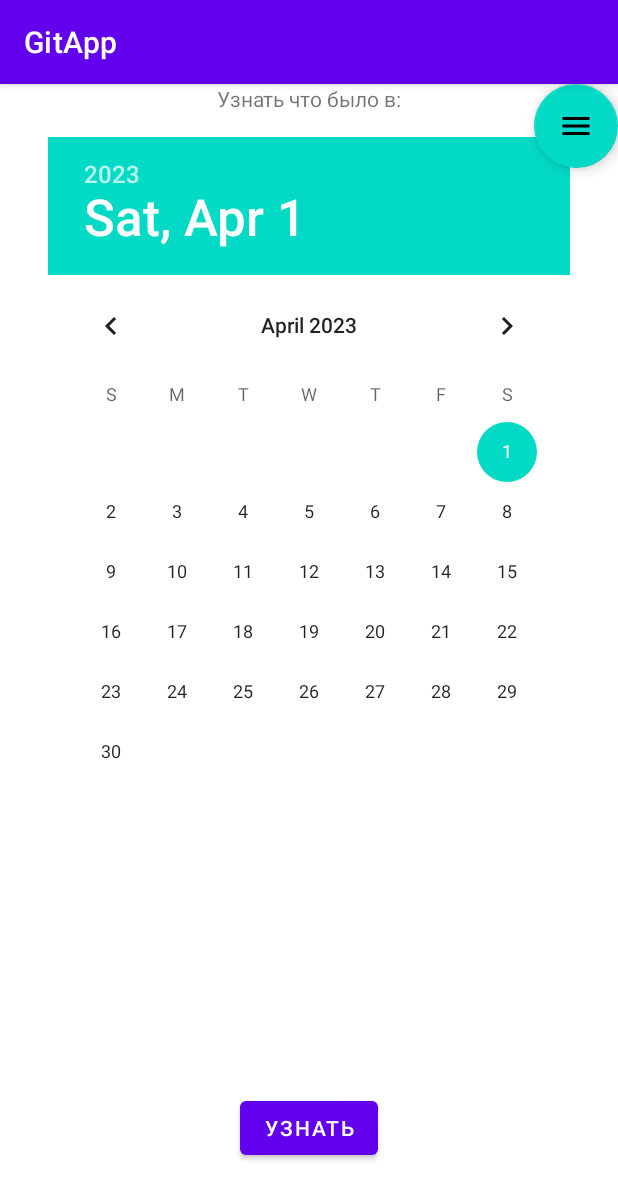
After one commit to girogevoro/GitApp, an Android app: the fragment DiscoveryFragment shown on its own in the app's theme, on a phone screen of 412 x 824 dp. The commit adds this screen. Shown: the top 1199 px of the screen. Run offline under Robolectric (Android 15) with nearby library versions, the phone set to English and light mode, and no system bars.

Commit message:
create MainActivity

```diff
--- a/app/src/main/AndroidManifest.xml
+++ b/app/src/main/AndroidManifest.xml
@@ -4,6 +4,7 @@
     package="com.girogevoro.gitapp">
 
     <application
+        android:name="com.girogevoro.App"
         android:allowBackup="true"
         android:dataExtractionRules="@xml/data_extraction_rules"
         android:fullBackupContent="@xml/backup_rules"
@@ -14,7 +15,7 @@
         android:theme="@style/Theme.GitApp"
         tools:targetApi="31">
         <activity
-            android:name=".ui.users.MainActivity"
+            android:name="com.gitapp.ui.main.MainActivity"
             android:exported="true">
             <intent-filter>
                 <action android:name="android.intent.action.MAIN" />
--- a/app/src/main/java/com/gitapp/App.kt
+++ b/app/src/main/java/com/gitapp/App.kt
@@ -1,12 +1,15 @@
 package com.girogevoro
 
 import android.app.Application
+import com.gitapp.di.DaggerAppComponent
+
 
 class App : Application() {
     companion object{
         lateinit var instance: App
     }
 
+    val appComponent = DaggerAppComponent.builder().build()
     override fun onCreate() {
         super.onCreate()
         instance = this
--- /dev/null
+++ b/app/src/main/java/com/gitapp/ui/BackButtonListener.kt
@@ -0,0 +1,5 @@
+package com.gitapp.ui
+
+interface BackButtonListener {
+    fun backPressed(): Boolean
+}
--- /dev/null
+++ b/app/src/main/java/com/gitapp/ui/discovery/DiscoveryFragment.kt
@@ -0,0 +1,31 @@
+package com.gitapp.ui.discovery
+
+import android.os.Bundle
+import androidx.fragment.app.Fragment
+import android.view.LayoutInflater
+import android.view.View
+import android.view.ViewGroup
+import com.girogevoro.gitapp.R
+
+
+class DiscoveryFragment : Fragment() {
+
+    override fun onCreate(savedInstanceState: Bundle?) {
+        super.onCreate(savedInstanceState)
+
+    }
+
+    override fun onCreateView(
+        inflater: LayoutInflater, container: ViewGroup?,
+        savedInstanceState: Bundle?,
+    ): View? {
+        // Inflate the layout for this fragment
+        return inflater.inflate(R.layout.fragment_discovery, container, false)
+    }
+
+    companion object {
+        @JvmStatic
+        fun newInstance() =
+            DiscoveryFragment()
+    }
+}
--- /dev/null
+++ b/app/src/main/res/drawable/ic_history.xml
@@ -0,0 +1,5 @@
+<vector android:height="24dp" android:tint="#000000"
+    android:viewportHeight="24" android:viewportWidth="24"
+    android:width="24dp" xmlns:android="http://schemas.android.com/apk/res/android">
+    <path android:fillColor="@android:color/white" android:pathData="M3,18h18v-2L3,16v2zM3,13h18v-2L3,11v2zM3,6v2h18L21,6L3,6z"/>
+</vector>
--- /dev/null
+++ b/app/src/main/res/layout/fragment_discovery.xml
@@ -0,0 +1,52 @@
+<androidx.constraintlayout.widget.ConstraintLayout xmlns:android="http://schemas.android.com/apk/res/android"
+    xmlns:app="http://schemas.android.com/apk/res-auto"
+    xmlns:tools="http://schemas.android.com/tools"
+    android:layout_width="match_parent"
+    android:layout_height="match_parent"
+    tools:context="com.gitapp.ui.discovery.DiscoveryFragment">
+
+
+    <TextView
+        android:id="@+id/discover_text"
+        android:layout_width="wrap_content"
+        android:layout_height="wrap_content"
+        android:text="@string/find_out_what_was_in"
+        app:layout_constraintBottom_toTopOf="@+id/date_date_picker"
+        app:layout_constraintEnd_toEndOf="parent"
+        app:layout_constraintStart_toStartOf="parent"
+        app:layout_constraintTop_toTopOf="parent"
+        app:layout_constraintVertical_chainStyle="packed" />
+
+
+    <DatePicker
+        android:id="@+id/date_date_picker"
+        android:layout_width="wrap_content"
+        android:layout_height="0dp"
+        android:layout_marginTop="16dp"
+        app:layout_constraintBottom_toTopOf="@+id/discover_button"
+        app:layout_constraintEnd_toEndOf="parent"
+        app:layout_constraintStart_toStartOf="parent"
+        app:layout_constraintTop_toBottomOf="@+id/discover_text" />
+
+
+    <Button
+        android:id="@+id/discover_button"
+        android:layout_width="wrap_content"
+        android:layout_height="wrap_content"
+        android:layout_marginBottom="48dp"
+        android:text="@string/discover"
+        app:layout_constraintBottom_toBottomOf="parent"
+        app:layout_constraintEnd_toEndOf="parent"
+        app:layout_constraintStart_toStartOf="parent"
+        app:layout_constraintTop_toBottomOf="@+id/date_date_picker" />
+
+    <com.google.android.material.floatingactionbutton.FloatingActionButton
+        android:id="@+id/history_fab"
+        android:layout_width="wrap_content"
+        android:layout_height="wrap_content"
+        android:src="@drawable/ic_history"
+        app:layout_constraintTop_toTopOf="parent"
+        app:layout_constraintEnd_toEndOf="parent"
+        tools:ignore="ContentDescription" />
+
+</androidx.constraintlayout.widget.ConstraintLayout>
--- a/app/src/main/res/values/strings.xml
+++ b/app/src/main/res/values/strings.xml
@@ -1,3 +1,7 @@
 <resources>
     <string name="app_name">GitApp</string>
+    <string name="discover">Узнать</string>
+    <string name="find_out_what_was_in">Узнать что было в:</string>
+    <string name="history">История</string>
+    <string name="back">назад</string>
 </resources>
```
Also changed, not shown: app/build.gradle (+18 -2 lines), app/src/main/java/com/gitapp/di/AppComponent.kt (added, +14 -0 lines), app/src/main/java/com/gitapp/di/CiceroneModule.kt (added, +26 -0 lines), app/src/main/java/com/gitapp/di/MainUiModule.kt (added, +15 -0 lines), app/src/main/java/com/gitapp/ui/AppScreens.kt (added, +10 -0 lines), app/src/main/java/com/gitapp/ui/history/HistoryFragment.kt (added, +32 -0 lines), app/src/main/java/com/gitapp/ui/main/MainActivity.kt (added, +51 -0 lines), app/src/main/java/com/gitapp/ui/main/MainContract.kt (added, +8 -0 lines), app/src/main/java/com/gitapp/ui/main/MainPresenter.kt (added, +18 -0 lines), app/src/main/res/layout/activity_main.xml (+10 -10 lines), app/src/main/res/layout/fragment_history.xml (added, +41 -0 lines), app/src/main/res/layout/item_history.xml (added, +28 -0 lines).
